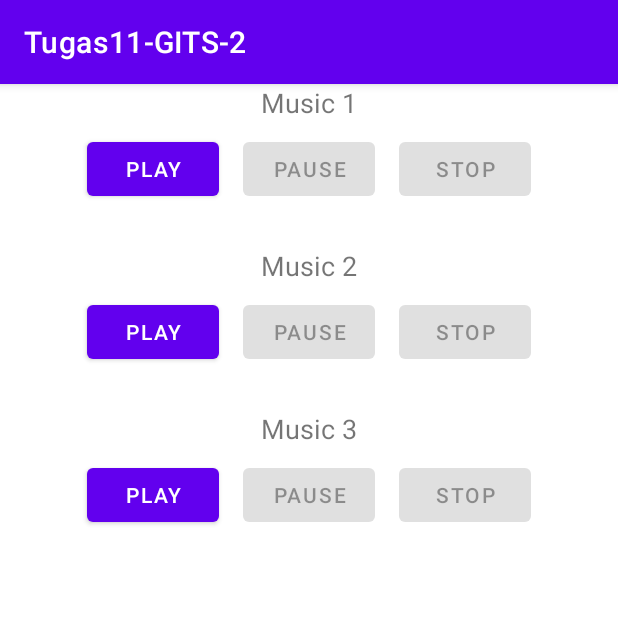
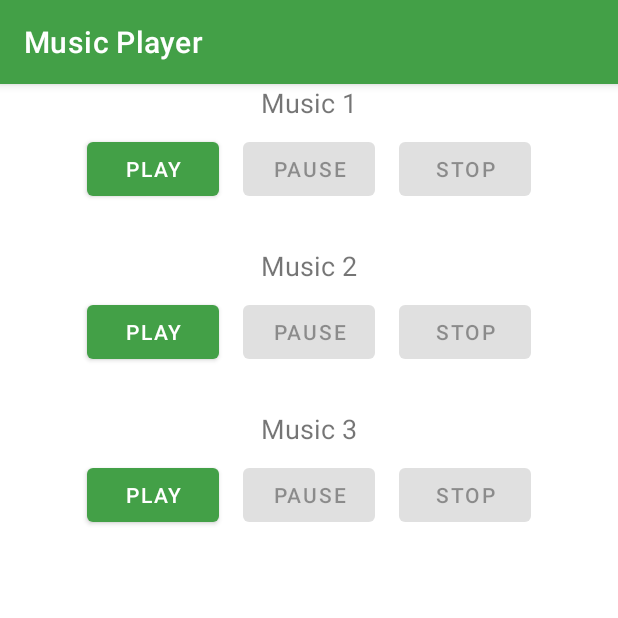
Before and after one commit to Maimito/MBKM-Tugas11-android-R2, an Android app: the MusicPlayer screen opened directly, with no data from a screen before it, on a phone screen of 412 x 824 dp, the top half of it. Run offline under Robolectric (Android 15) with nearby library versions, the phone set to English and light mode, and no system bars.

Commit message:
coloring

```diff
--- a/app/src/main/java/com/mbkm/tugas11_gits_2/MusicPlayer.java
+++ b/app/src/main/java/com/mbkm/tugas11_gits_2/MusicPlayer.java
@@ -30,6 +30,7 @@ public class MusicPlayer extends AppCompatActivity {
     protected void onCreate(Bundle savedInstanceState) {
         super.onCreate(savedInstanceState);
         setContentView(R.layout.activity_music_player);
+        setTitle("Music Player");
 
         mPlay = (Button) findViewById(R.id.play);
         mPause = (Button) findViewById(R.id.pause);
--- a/app/src/main/java/com/mbkm/tugas11_gits_2/VideoPlayer.java
+++ b/app/src/main/java/com/mbkm/tugas11_gits_2/VideoPlayer.java
@@ -20,6 +20,7 @@ public class VideoPlayer extends AppCompatActivity {
     protected void onCreate(Bundle savedInstanceState) {
         super.onCreate(savedInstanceState);
         setContentView(R.layout.activity_video_player);
+        setTitle("Video Player");
 
         mVideo = (VideoView) findViewById(R.id.video);
         mVideo1 = (Button) findViewById(R.id.video1);
--- a/app/src/main/res/values/colors.xml
+++ b/app/src/main/res/values/colors.xml
@@ -7,4 +7,7 @@
     <color name="teal_700">#FF018786</color>
     <color name="black">#FF000000</color>
     <color name="white">#FFFFFFFF</color>
+
+    <color name="green">#43A047</color>
+    <color name="darker_green">#2F6C31</color>
 </resources>
--- a/app/src/main/res/values/themes.xml
+++ b/app/src/main/res/values/themes.xml
@@ -2,8 +2,8 @@
     <!-- Base application theme. -->
     <style name="Theme.Tugas11GITS2" parent="Theme.MaterialComponents.DayNight.DarkActionBar">
         <!-- Primary brand color. -->
-        <item name="colorPrimary">@color/purple_500</item>
-        <item name="colorPrimaryVariant">@color/purple_700</item>
+        <item name="colorPrimary">@color/green</item>
+        <item name="colorPrimaryVariant">@color/darker_green</item>
         <item name="colorOnPrimary">@color/white</item>
         <!-- Secondary brand color. -->
         <item name="colorSecondary">@color/teal_200</item>
```
